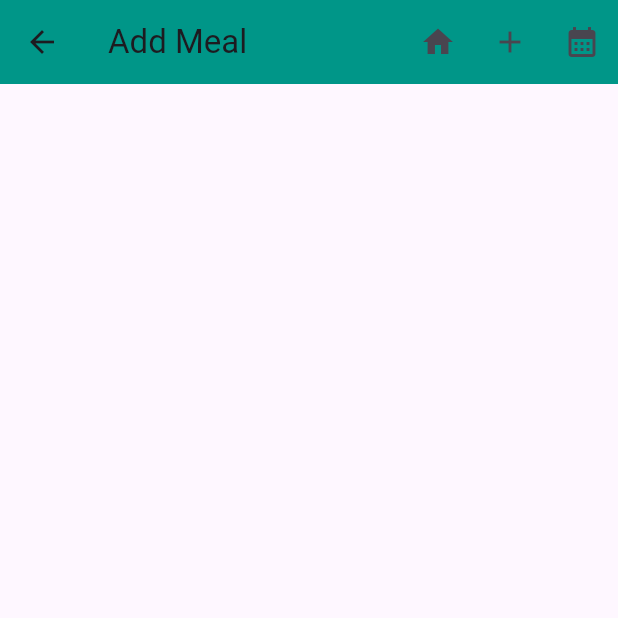
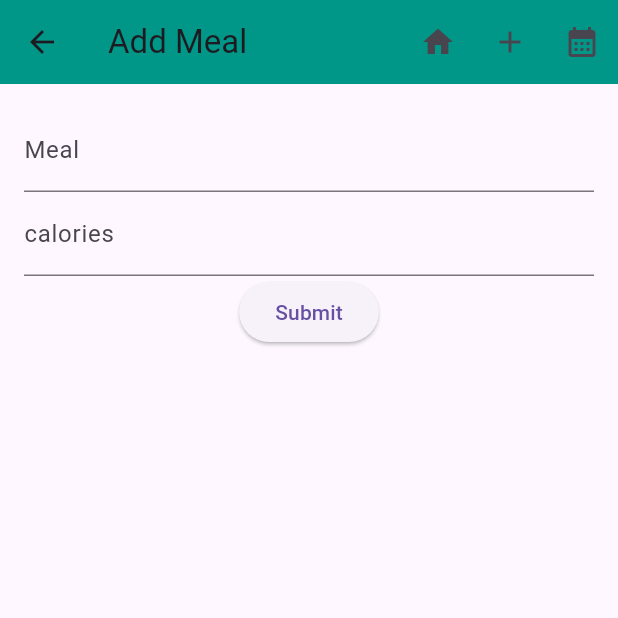
Before and after one commit to NicholasPallotti/Macro-Tracker, a Flutter app: the AddMealPage screen opened directly, on a phone screen of 412 x 824 dp, the top half of it. Run offline on Flutter 3.47's test engine with Material 3 defaults, Android fonts, the phone set to English and light mode, and no system bars.

```diff
--- a/lib/main.dart
+++ b/lib/main.dart
@@ -40,16 +40,110 @@ class SecondPage extends StatelessWidget {
   }
 }
 
-class AddMealPage extends StatelessWidget {
+class AddMealPage extends StatefulWidget {
+  @override
+  State<AddMealPage> createState() => _AddMealPageState();
+}
+
+class _AddMealPageState extends State<AddMealPage> {
+  final _formKey = GlobalKey<FormState>();
+  final TextEditingController _formController = TextEditingController();
+
+  @override
+  void dispose() {
+    _formController.dispose();
+    super.dispose();
+  }
+
+  void _submitForm() {
+    if (_formKey.currentState!.validate()) {
+      // All validations passed, you can process your data.
+      debugPrint('Form submitted with: ${_formController.text}');
+    }
+  }
+
+
+
   @override
   Widget build(BuildContext context){
     return Scaffold(
       appBar: CustomAppBar(title: 'Add Meal'),
+
+       body: Padding(
+        padding: const EdgeInsets.all(16.0),
+        child: Form(
+          key: _formKey, // Key to reference the form for validation
+          child: Column(
+            children: [
+              TextFormField(
+                  decoration: InputDecoration(labelText: 'Meal'),
+
+              ),
+              TextFormField(
+                  decoration: InputDecoration(labelText: 'calories'),
+              ),
+          ElevatedButton(
+              onPressed: _submitForm,
+              child: const Text('Submit'),
+          ),
+
+            ]
+
+          ),
+        ),
+      ),
+      /*
+      body: Padding(
+        padding: const EdgeInsets.all(16.0),
+        child: Form(
+          key: _formKey, // Key to reference the form for validation
+          child: Column(
+            children: [
+              //text form for meal name
+              TextFormField(
+                controller: _formController,
+                decoration: const InputDecoration(
+                  hintText: 'Meals Name',
+                  border: OutlineInputBorder(),
+                ),
+                validator: (value) {
+                  if (value == null || value.isEmpty) {
+                    return 'Please enter some text';
+                  }
+                  return null; // Returns null if the input is valid.
+                },
+              ),
+              //text form for calorie amount
+              TextFormField(
+                controller: _formController,
+                decoration: const InputDecoration(
+                  hintText: 'calories',
+                  border: OutlineInputBorder(),
+                ),
+                validator: (value) {
+                  if (value == null || value.isEmpty) {
+                    return 'Please enter some text2';
+                  }
+                  return null; // Returns null if the input is valid.
+                },
+              ),
+
+              const SizedBox(height: 16),
+              ElevatedButton(
+                onPressed: _submitForm,
+                child: const Text('Submit'),
+              ),
+            ],
+          ),
+        ),
+      ),*/
     );
   }
 }
 
+
 class CustomAppBar extends StatelessWidget implements PreferredSizeWidget {
+
   final String title;
   final Color backgroundColor;
 
@@ -104,3 +198,60 @@ class CustomAppBar extends StatelessWidget implements PreferredSizeWidget {
   Size get preferredSize => const Size.fromHeight(kToolbarHeight);
 
 }
+
+
+/*
+class _FormInputScreenState extends State<FormInputScreen> {
+  final _formKey = GlobalKey<FormState>();
+  final TextEditingController _formController = TextEditingController();
+
+  @override
+  void dispose() {
+    _formController.dispose();
+    super.dispose();
+  }
+
+  void _submitForm() {
+    if (_formKey.currentState!.validate()) {
+      // All validations passed, you can process your data.
+      debugPrint('Form submitted with: ${_formController.text}');
+    }
+  }
+
+  @override
+  Widget build(BuildContext context) {
+    return Scaffold(
+      appBar: AppBar(title: const Text('Form Input')),
+      body: Padding(
+        padding: const EdgeInsets.all(16.0),
+        child: Form(
+          key: _formKey, // Key to reference the form for validation
+          child: Column(
+            children: [
+              TextFormField(
+                controller: _formController,
+                decoration: const InputDecoration(
+                  labelText: 'Your Name',
+                  hintText: 'Enter your name',
+                  border: OutlineInputBorder(),
+                ),
+                validator: (value) {
+                  if (value == null || value.isEmpty) {
+                    return 'Please enter some text';
+                  }
+                  return null; // Returns null if the input is valid.
+                },
+              ),
+              const SizedBox(height: 16),
+              ElevatedButton(
+                onPressed: _submitForm,
+                child: const Text('Submit'),
+              ),
+            ],
+          ),
+        ),
+      ),
+    );
+  }
+}
+*/
```
